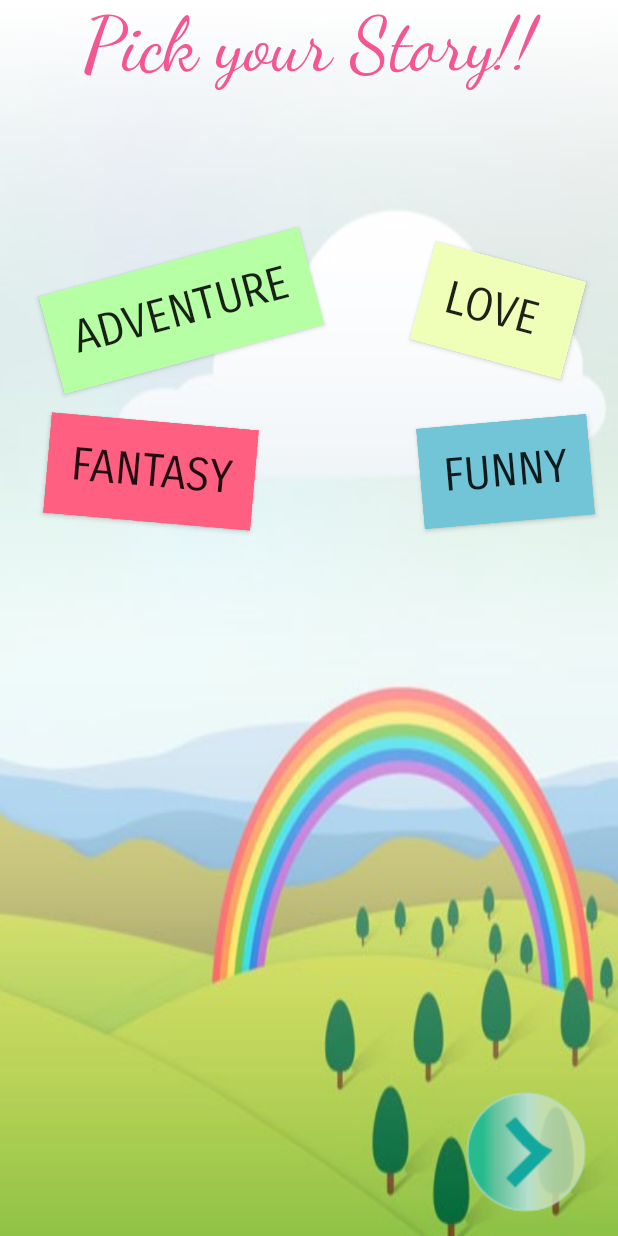
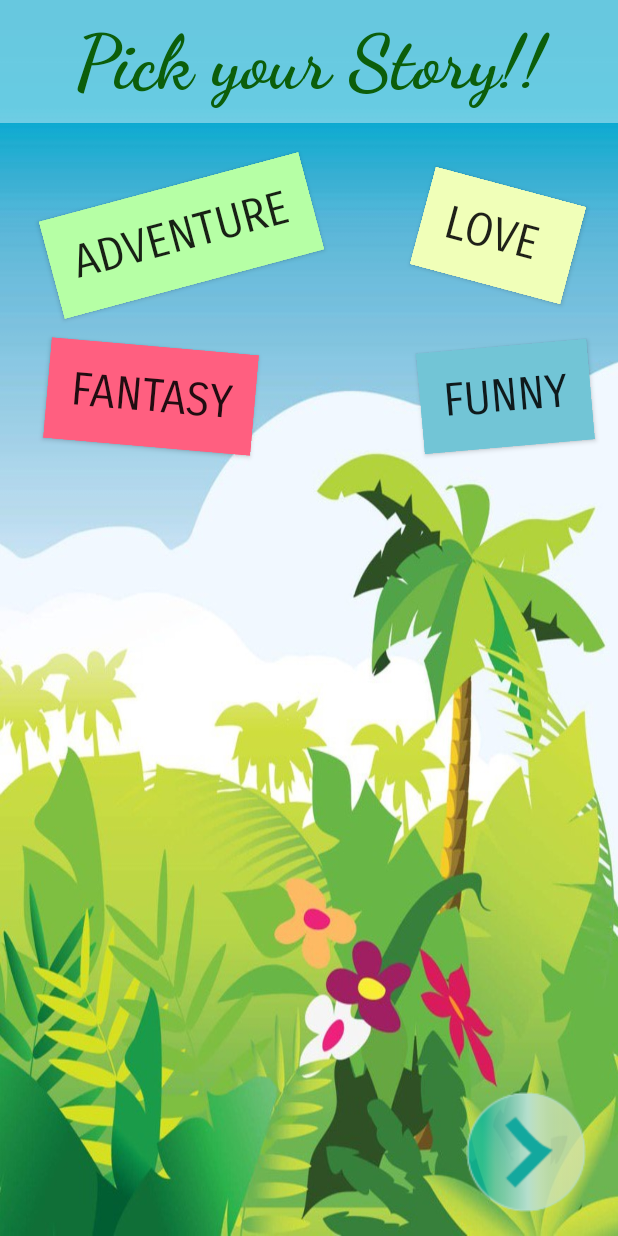
Before and after one commit to gabbonny/cmsc436, an Android app: the SelectGenreActivity screen opened directly, with no data from a screen before it, on a phone screen of 412 x 824 dp. Run offline under Robolectric (Android 15) with nearby library versions, the phone set to English and light mode, and no system bars.

Commit message:
small edits to select genre xml

```diff
--- a/TeddyTalk/app/src/main/res/layout/activity_select_genre.xml
+++ b/TeddyTalk/app/src/main/res/layout/activity_select_genre.xml
@@ -2,26 +2,39 @@
 <RelativeLayout
     xmlns:android="http://schemas.android.com/apk/res/android" android:layout_width="match_parent"
     android:layout_height="match_parent"
-    android:background="@drawable/select_genre_bg"
+    android:background="@drawable/generic_story_bg_1"
     android:id="@+id/select_story">
+
+    <LinearLayout
+        android:id="@+id/title_background"
+        android:layout_width="match_parent"
+        android:layout_height="match_parent"
+        android:layout_alignParentBottom="true"
+        android:orientation="horizontal"
+        android:visibility="visible">
 
         <TextView
             android:id="@+id/textView"
             android:layout_width="match_parent"
             android:layout_height="wrap_content"
             android:layout_alignParentTop="true"
+            android:background="@color/title_bg_color"
+            android:padding="10dp"
             android:fontFamily="cursive"
             android:text="Pick your Story!!"
             android:textAlignment="center"
-        android:textColor="#F35692"
-        android:textSize="50dp" />
+            android:textColor="@color/pick_story_color"
+
+            android:textSize="50dp"
+            android:textStyle="bold" />
+    </LinearLayout>
 
     <FrameLayout
         android:id="@+id/story_options_container"
         android:layout_width="match_parent"
         android:layout_height="match_parent"
         android:layout_alignParentStart="true"
-        android:layout_marginTop="150dp"
+        android:layout_marginTop="100dp"
         android:layout_marginBottom="80dp" >
 
         <RelativeLayout
--- a/TeddyTalk/app/src/main/res/values/colors.xml
+++ b/TeddyTalk/app/src/main/res/values/colors.xml
@@ -23,4 +23,8 @@
 
     <color name="deselected">#59b2c5f7</color>
 
+    <color name="title_bg_color">#67ffffff</color>
+    <color name="pick_story_color">#0c5e0a</color>
+
+
 </resources>
```
Lines whose indentation alone changed are shown as unchanged.
